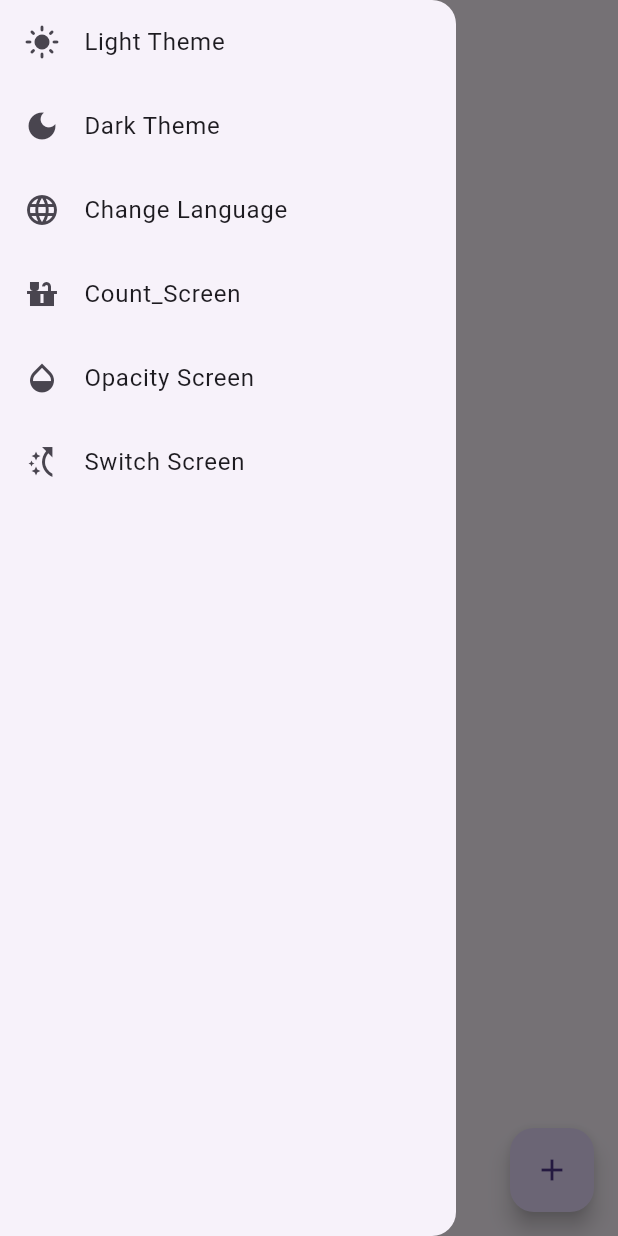
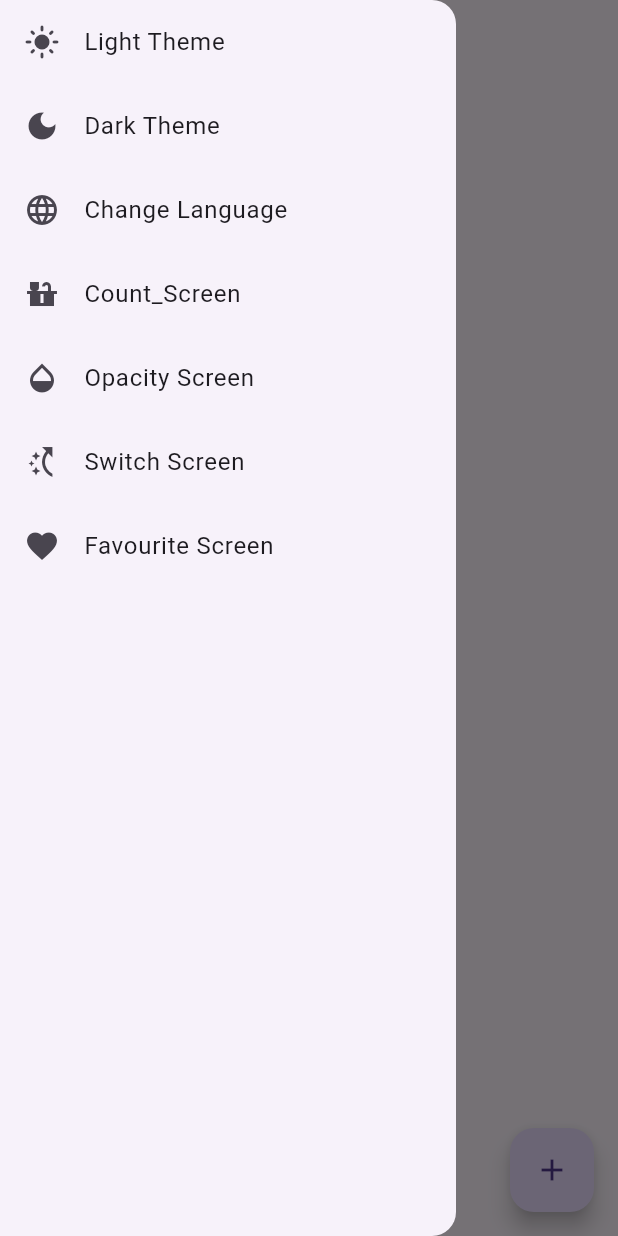
Before and after one commit to Nurujjaman329/ecommerce_demo-getx-, a Flutter app: the screen it shows after launch, with the side drawer open, on a phone screen of 412 x 824 dp. Run offline on Flutter 3.47's test engine with Material 3 defaults, Android fonts, the phone set to English and light mode, and no system bars; our stand-ins replace get.

Commit message:
favourite_test with getx

```diff
--- a/ecommerce_demo_getx/lib/main.dart
+++ b/ecommerce_demo_getx/lib/main.dart
@@ -3,6 +3,7 @@ import 'package:flutter/material.dart';
 import 'package:get/get.dart';
 
 import 'tech_brothers/counter_test/counter_screen.dart';
+import 'tech_brothers/favourite_app/favourite_test.dart';
 import 'tech_brothers/home_screen_test.dart';
 import 'tech_brothers/language_test/language_screen.dart';
 import 'tech_brothers/language_test/language_test.dart';
@@ -23,14 +24,14 @@ class MyApp extends StatelessWidget {
       title: 'Flutter Demo',
       //theme: ThemeData(brightness: Brightness.dark),
       debugShowCheckedModeBanner: false,
-      locale: Locale('en', 'US'),
-      fallbackLocale: Locale('bn', 'BN'),
+      locale: const Locale('en', 'US'),
+      fallbackLocale: const Locale('bn', 'BN'),
       translations: Language(),
       //home: HeightWidthTest(),
       getPages: [
         GetPage(
           name: '/',
-          page: () => HomeScreenGet(),
+          page: () => const HomeScreenGet(),
         ),
         GetPage(
           name: '/firstScreen',
@@ -38,15 +39,15 @@ class MyApp extends StatelessWidget {
         ),
         GetPage(
           name: '/secondScreen',
-          page: () => SecondScreen(),
+          page: () => const SecondScreen(),
         ),
         GetPage(
           name: '/lanScreen',
-          page: () => Language_Screen(),
+          page: () => const Language_Screen(),
         ),
         GetPage(
           name: '/countScreen',
-          page: () => CounterScreen(),
+          page: () => const CounterScreen(),
         ),
         GetPage(
           name: '/opacityScreen',
@@ -56,6 +57,10 @@ class MyApp extends StatelessWidget {
           name: '/switchScreen',
           page: () => SwitchTest(),
         ),
+        GetPage(
+          name: '/favScreen',
+          page: () => const FavouriteTestScreen(),
+        ),
       ],
     );
   }
--- a/ecommerce_demo_getx/lib/tech_brothers/home_screen_test.dart
+++ b/ecommerce_demo_getx/lib/tech_brothers/home_screen_test.dart
@@ -59,6 +59,13 @@ class _HomeScreenGetState extends State<HomeScreenGet> {
               title: Text('Switch Screen'),
               onTap: () {
                 Get.toNamed('/switchScreen');
+              },
+            ),
+            ListTile(
+              leading: Icon(Icons.favorite),
+              title: Text('Favourite Screen'),
+              onTap: () {
+                Get.toNamed('/favScreen');
               },
             ),
           ],
```
Also changed, not shown: ecommerce_demo_getx/lib/tech_brothers/favourite_app/favourite_controller.dart (added, +16 -0 lines), ecommerce_demo_getx/lib/tech_brothers/favourite_app/favourite_test.dart (added, +52 -0 lines).
